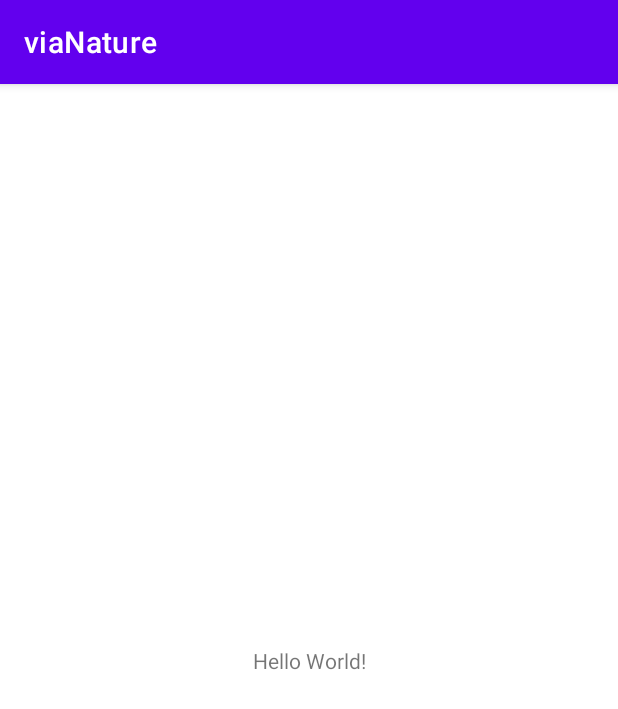
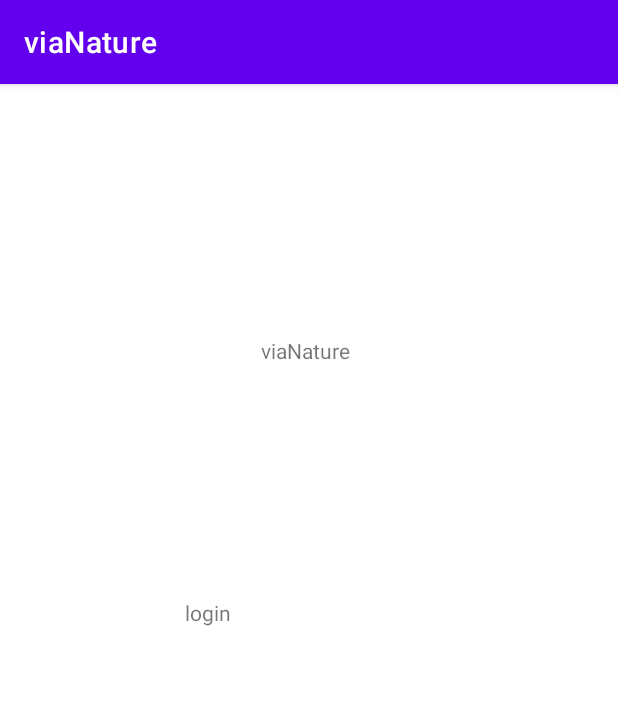
Before and after one commit to nedelchr/viaNatureRepo, an Android app: the screen it shows after launch (MainActivity), on a phone screen of 412 x 824 dp. Shown: the top 709 px of the screen. Run offline under Robolectric (Android 15) with nearby library versions, the phone set to English and light mode, and no system bars.

Commit message:
Home screen - link to login page added

```diff
--- a/app/src/main/java/com/example/vianature/MainActivity.java
+++ b/app/src/main/java/com/example/vianature/MainActivity.java
@@ -1,14 +1,32 @@
 package com.example.vianature;
+
+import android.content.Intent;
+import android.os.Bundle;
+import android.view.View;
+import android.widget.TextView;
 
 import androidx.appcompat.app.AppCompatActivity;
 
-import android.os.Bundle;
+public class MainActivity extends AppCompatActivity implements View.OnClickListener {
 
-public class MainActivity extends AppCompatActivity {
+    private TextView login;
 
     @Override
     protected void onCreate(Bundle savedInstanceState) {
         super.onCreate(savedInstanceState);
         setContentView(R.layout.activity_main);
+        login = (TextView) findViewById(R.id.login);
+        login.setOnClickListener(this);
     }
+
+    @Override
+    public void onClick(View v) {
+        switch (v.getId()) {
+            case R.id.login:
+               // startActivity(new Intent(this, Login.class));
+                break;
+        }
+    }
+
+
 }
--- a/app/src/main/res/layout/activity_main.xml
+++ b/app/src/main/res/layout/activity_main.xml
@@ -7,12 +7,27 @@
     tools:context=".MainActivity">
 
     <TextView
-        android:layout_width="wrap_content"
-        android:layout_height="wrap_content"
-        android:text="Hello World!"
+        android:id="@+id/logo"
+        android:layout_width="62dp"
+        android:layout_height="16dp"
+        android:text="viaNature"
         app:layout_constraintBottom_toBottomOf="parent"
-        app:layout_constraintLeft_toLeftOf="parent"
-        app:layout_constraintRight_toRightOf="parent"
-        app:layout_constraintTop_toTopOf="parent" />
+        app:layout_constraintEnd_toEndOf="parent"
+        app:layout_constraintHorizontal_bias="0.498"
+        app:layout_constraintStart_toStartOf="parent"
+        app:layout_constraintTop_toTopOf="parent"
+        app:layout_constraintVertical_bias="0.223" />
+
+    <TextView
+        android:id="@+id/login"
+        android:layout_width="164dp"
+        android:layout_height="83dp"
+        android:text="login"
+        app:layout_constraintBottom_toBottomOf="parent"
+        app:layout_constraintEnd_toEndOf="parent"
+        app:layout_constraintHorizontal_bias="0.497"
+        app:layout_constraintStart_toStartOf="parent"
+        app:layout_constraintTop_toTopOf="parent"
+        tools:ignore="HardcodedText,MissingConstraints" />
 
 </androidx.constraintlayout.widget.ConstraintLayout>
--- a/app/src/main/res/values/strings.xml
+++ b/app/src/main/res/values/strings.xml
@@ -1,3 +1,9 @@
 <resources>
     <string name="app_name">viaNature</string>
+    <string name="email_address" />
+    <string name="password" />
+    <string name="login" />
+    <string name="forgot_password" />
+    <string name="register" />
+    <string name="register_user" />
 </resources>
```
